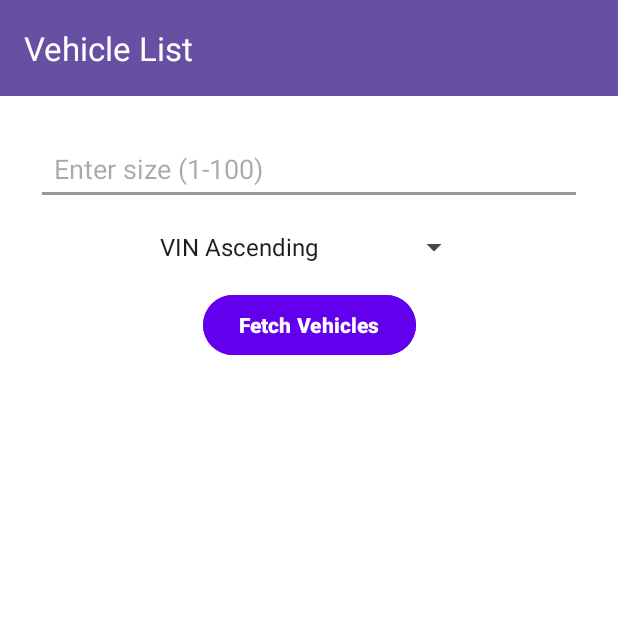
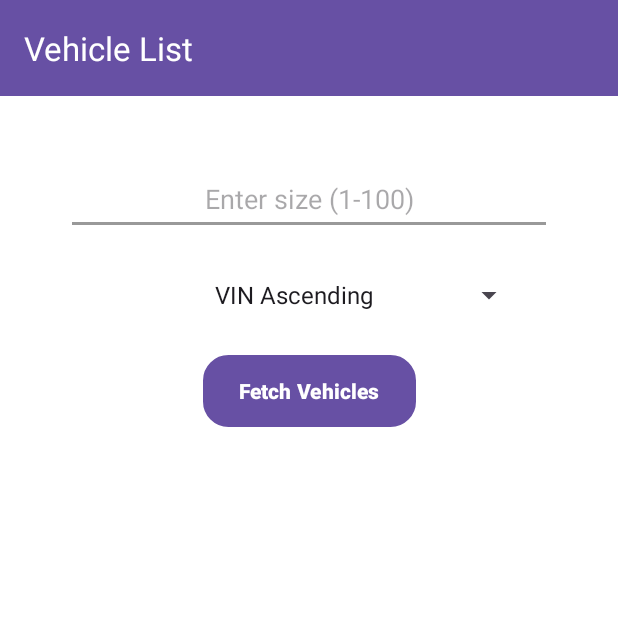
Before and after one commit to waleHa/RidesChallenge, an Android app: the screen it shows after launch (MainActivity), on a phone screen of 412 x 824 dp, the top half of it. Run offline under Robolectric (Android 15) with nearby library versions, the phone set to English and light mode, and no system bars; our stand-ins replace Dagger/Hilt's generated code, navigation-ui.

Commit message:
Update UI layer

```diff
--- /dev/null
+++ b/app/src/main/res/drawable/button_shape.xml
@@ -0,0 +1,15 @@
+<?xml version="1.0" encoding="utf-8"?>
+<shape xmlns:android="http://schemas.android.com/apk/res/android"
+    android:shape="rectangle">
+
+    <!-- Rounded corners -->
+    <corners android:radius="16dp" />
+
+    <!-- Stroke (border) around the shape -->
+    <stroke android:width="2dp" android:color="#FFFFFF" />
+
+    <!-- Padding inside the shape -->
+    <padding android:left="10dp" android:right="10dp" android:top="5dp" android:bottom="5dp" />
+
+
+</shape>
--- a/app/src/main/res/layout/fragment_vehicle_list.xml
+++ b/app/src/main/res/layout/fragment_vehicle_list.xml
@@ -17,6 +17,9 @@
         android:textSize="18sp"
         android:backgroundTint="@color/gray"
         android:inputType="number"
+        android:layout_centerInParent="true"
+        android:textAlignment="center"
+        android:layout_margin="44dp"
         app:layout_constraintStart_toStartOf="parent"
         app:layout_constraintEnd_toEndOf="parent"
         app:layout_constraintTop_toTopOf="parent"
@@ -29,10 +32,10 @@
         android:layout_width="wrap_content"
         android:layout_height="wrap_content"
         android:layout_marginTop="16dp"
-        app:layout_constraintStart_toStartOf="parent"
-        app:layout_constraintEnd_toEndOf="parent"
+        android:minHeight="48dp"
+        app:layout_constraintStart_toStartOf="@+id/fetch_button"
         app:layout_constraintTop_toBottomOf="@id/vehicle_size_input_edit_text"
-        android:layout_marginHorizontal="24dp" />
+        />
 
     <!-- Fetch Button -->
     <Button
@@ -42,12 +45,15 @@
         android:text="Fetch Vehicles"
         android:textStyle="bold"
         android:textColor="@color/white"
-        android:backgroundTint="@color/colorPrimary"
-        android:layout_marginTop="16dp"
-        app:layout_constraintTop_toBottomOf="@id/sort_options_spinner"
-        app:layout_constraintStart_toStartOf="parent"
-        app:layout_constraintEnd_toEndOf="parent"
-        android:layout_marginHorizontal="24dp" />
+        android:background="@drawable/button_shape"
+        android:backgroundTint="@null"
+    android:layout_marginTop="16dp"
+    app:layout_constraintTop_toBottomOf="@id/sort_options_spinner"
+    app:layout_constraintStart_toStartOf="parent"
+    app:layout_constraintEnd_toEndOf="parent"
+    android:layout_marginHorizontal="24dp" />
+
+
 
     <!-- RecyclerView for Vehicle List -->
     <androidx.recyclerview.widget.RecyclerView
```
